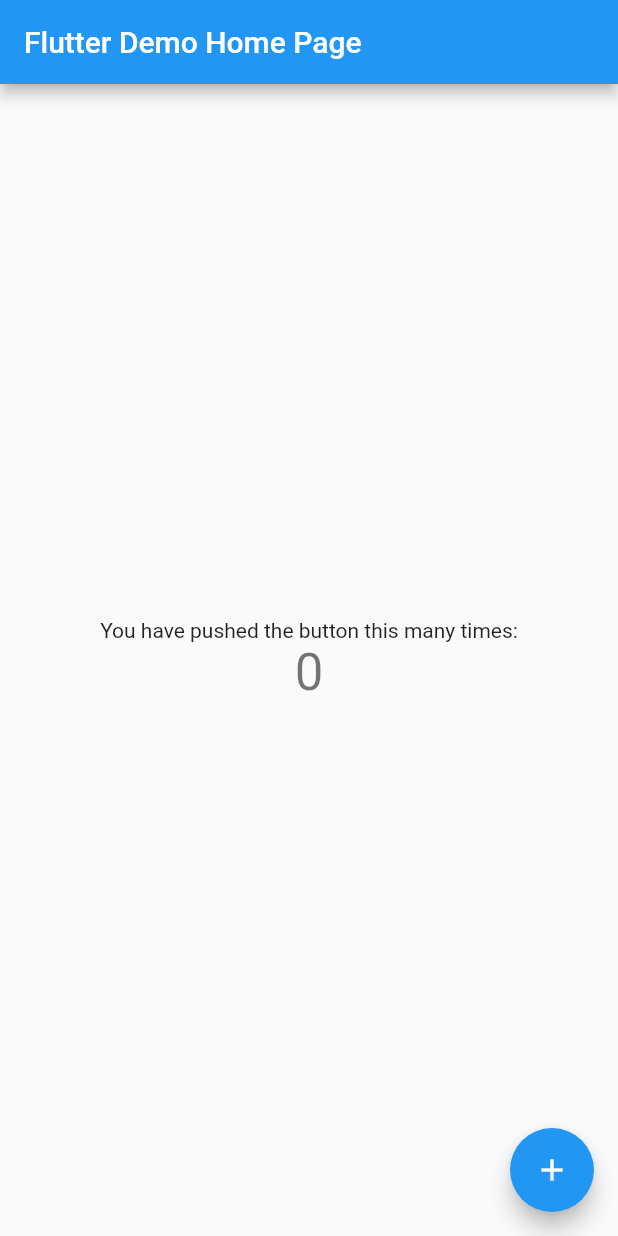
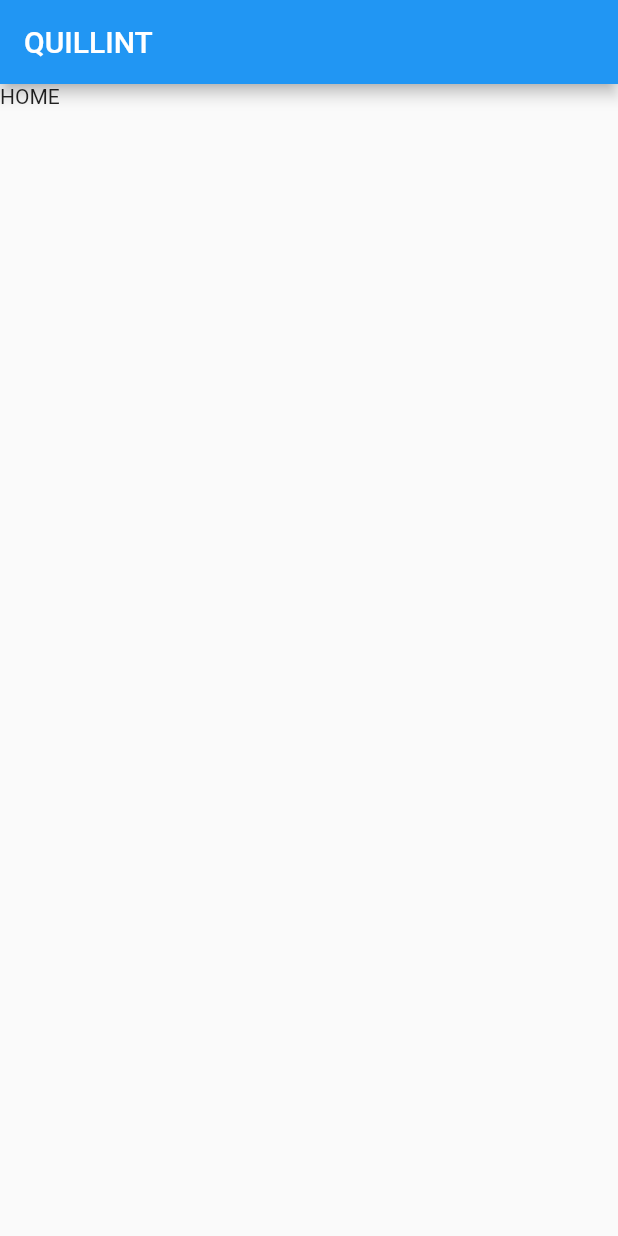
Before and after one commit to KShah713/quillint, a Flutter app: the screen it shows after launch, on a phone screen of 412 x 824 dp. Run offline on Flutter 3.47's test engine with Material 2 defaults, Android fonts, the light colour scheme and no system bars.

Commit message:
Added pages folder, modified main and test

```diff
--- a/quillint/lib/main.dart
+++ b/quillint/lib/main.dart
@@ -1,113 +1,19 @@
 import 'package:flutter/material.dart';
 
 void main() {
-  runApp(MyApp());
+  runApp(MaterialApp(
+    home: Home(),
+  ));
 }
 
-class MyApp extends StatelessWidget {
-  // This widget is the root of your application.
+class Home extends StatelessWidget {
   @override
   Widget build(BuildContext context) {
-    return MaterialApp(
-      title: 'Flutter Demo',
-      theme: ThemeData(
-        // This is the theme of your application.
-        //
-        // Try running your application with "flutter run". You'll see the
-        // application has a blue toolbar. Then, without quitting the app, try
-        // changing the primarySwatch below to Colors.green and then invoke
-        // "hot reload" (press "r" in the console where you ran "flutter run",
-        // or simply save your changes to "hot reload" in a Flutter IDE).
-        // Notice that the counter didn't reset back to zero; the application
-        // is not restarted.
-        primarySwatch: Colors.blue,
+    return Scaffold(
+      appBar: AppBar(
+        title: Text('QUILLINT'),
       ),
-      home: MyHomePage(title: 'Flutter Demo Home Page'),
+      body: Text('HOME'),
     );
   }
 }
-
-class MyHomePage extends StatefulWidget {
-  MyHomePage({Key key, this.title}) : super(key: key);
-
-  // This widget is the home page of your application. It is stateful, meaning
-  // that it has a State object (defined below) that contains fields that affect
-  // how it looks.
-
-  // This class is the configuration for the state. It holds the values (in this
-  // case the title) provided by the parent (in this case the App widget) and
-  // used by the build method of the State. Fields in a Widget subclass are
-  // always marked "final".
-
-  final String title;
-
-  @override
-  _MyHomePageState createState() => _MyHomePageState();
-}
-
-class _MyHomePageState extends State<MyHomePage> {
-  int _counter = 0;
-
-  void _incrementCounter() {
-    setState(() {
-      // This call to setState tells the Flutter framework that something has
-      // changed in this State, which causes it to rerun the build method below
-      // so that the display can reflect the updated values. If we changed
-      // _counter without calling setState(), then the build method would not be
-      // called again, and so nothing would appear to happen.
-      _counter++;
-    });
-  }
-
-  @override
-  Widget build(BuildContext context) {
-    // This method is rerun every time setState is called, for instance as done
-    // by the _incrementCounter method above.
-    //
-    // The Flutter framework has been optimized to make rerunning build methods
-    // fast, so that you can just rebuild anything that needs updating rather
-    // than having to individually change instances of widgets.
-    return Scaffold(
-      appBar: AppBar(
-        // Here we take the value from the MyHomePage object that was created by
-        // the App.build method, and use it to set our appbar title.
-        title: Text(widget.title),
-      ),
-      body: Center(
-        // Center is a layout widget. It takes a single child and positions it
-        // in the middle of the parent.
-        child: Column(
-          // Column is also a layout widget. It takes a list of children and
-          // arranges them vertically. By default, it sizes itself to fit its
-          // children horizontally, and tries to be as tall as its parent.
-          //
-          // Invoke "debug painting" (press "p" in the console, choose the
-          // "Toggle Debug Paint" action from the Flutter Inspector in Android
-          // Studio, or the "Toggle Debug Paint" command in Visual Studio Code)
-          // to see the wireframe for each widget.
-          //
-          // Column has various properties to control how it sizes itself and
-          // how it positions its children. Here we use mainAxisAlignment to
-          // center the children vertically; the main axis here is the vertical
-          // axis because Columns are vertical (the cross axis would be
-          // horizontal).
-          mainAxisAlignment: MainAxisAlignment.center,
-          children: <Widget>[
-            Text(
-              'You have pushed the button this many times:',
-            ),
-            Text(
-              '$_counter',
-              style: Theme.of(context).textTheme.headline4,
-            ),
-          ],
-        ),
-      ),
-      floatingActionButton: FloatingActionButton(
-        onPressed: _incrementCounter,
-        tooltip: 'Increment',
-        child: Icon(Icons.add),
-      ), // This trailing comma makes auto-formatting nicer for build methods.
-    );
-  }
-}
```
Also changed, not shown: quillint/lib/pages/signin.dart (added), quillint/lib/pages/signup.dart (added), 1 other file.
